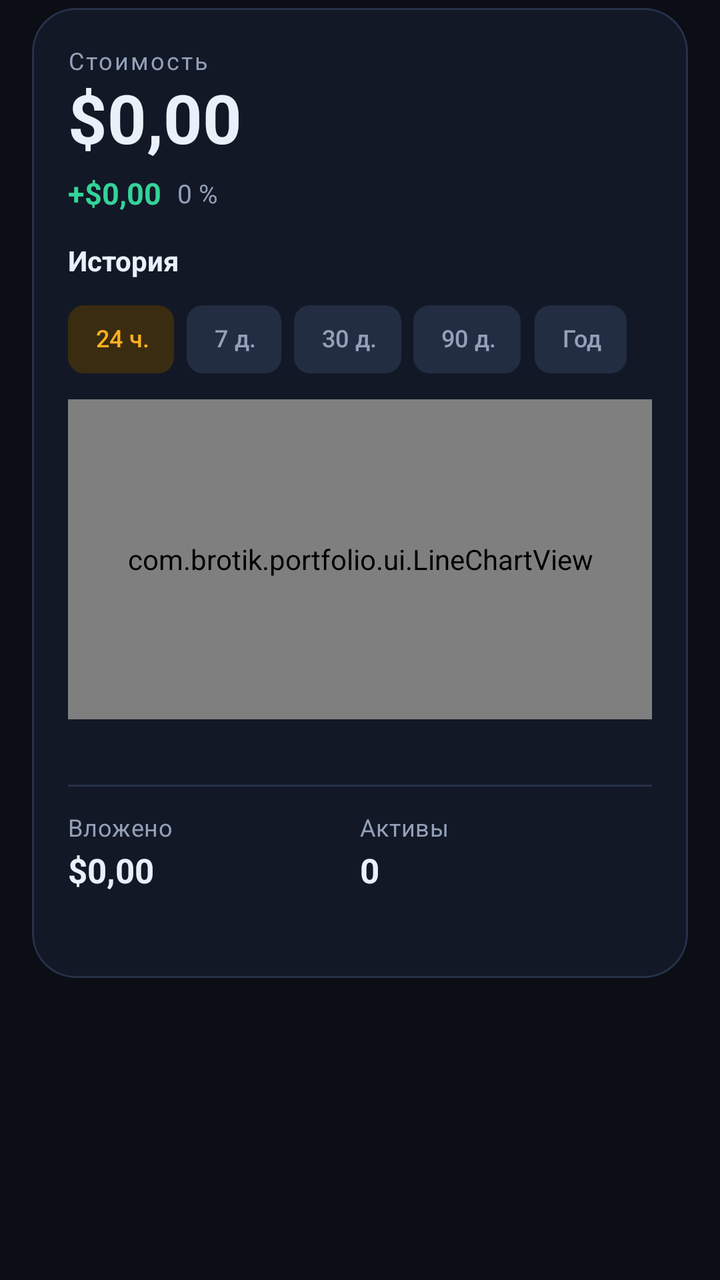
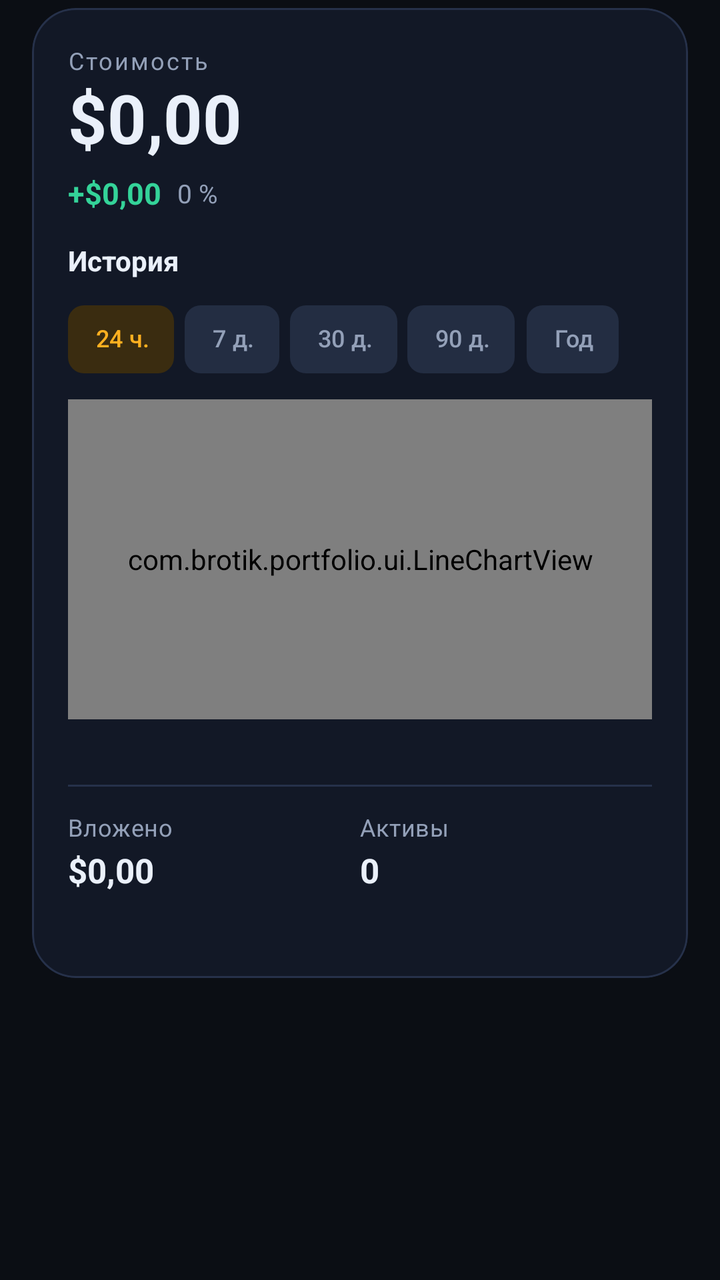

The first picture is an Android layout as it rendered before a commit; the second is the same layout after the commit. The layout source and the unified diff follow.
<!-- AndroidManifest.xml: application theme Theme.Portfolio -->
<!-- res/layout/item_header.xml -->
<?xml version="1.0" encoding="utf-8"?>
<LinearLayout xmlns:android="http://schemas.android.com/apk/res/android"
    xmlns:app="http://schemas.android.com/apk/res-auto"
    android:layout_width="match_parent"
    android:layout_height="wrap_content"
    android:orientation="vertical"
    android:paddingStart="16dp"
    android:paddingEnd="16dp"
    android:paddingTop="4dp"
    android:paddingBottom="8dp">

    <com.google.android.material.card.MaterialCardView
        android:layout_width="match_parent"
        android:layout_height="wrap_content"
        app:cardBackgroundColor="@color/surface"
        app:cardCornerRadius="22dp"
        app:strokeWidth="1dp"
        app:strokeColor="@color/stroke"
        app:cardElevation="0dp">

        <LinearLayout
            android:layout_width="match_parent"
            android:layout_height="wrap_content"
            android:orientation="vertical"
            android:padding="18dp">

            <TextView
                android:layout_width="wrap_content"
                android:layout_height="wrap_content"
                android:text="@string/total_value"
                android:textColor="@color/text_dim"
                android:textSize="12sp"
                android:letterSpacing="0.08" />

            <TextView
                android:id="@+id/totalValue"
                android:layout_width="match_parent"
                android:layout_height="wrap_content"
                android:layout_marginTop="2dp"
                android:text="$0,00"
                android:textColor="@color/text"
                android:textSize="34sp"
                android:textStyle="bold"
                android:includeFontPadding="false" />

            <LinearLayout
                android:layout_width="match_parent"
                android:layout_height="wrap_content"
                android:layout_marginTop="6dp"
                android:orientation="horizontal"
                android:gravity="center_vertical">

                <TextView
                    android:id="@+id/pnlValue"
                    android:layout_width="wrap_content"
                    android:layout_height="wrap_content"
                    android:text="+$0,00"
                    android:textColor="@color/up"
                    android:textSize="15sp"
                    android:textStyle="bold" />

                <TextView
                    android:id="@+id/pnlPct"
                    android:layout_width="wrap_content"
                    android:layout_height="wrap_content"
                    android:layout_marginStart="8dp"
                    android:text="0 %"
                    android:textColor="@color/text_dim"
                    android:textSize="13sp" />
            </LinearLayout>

            <TextView
                android:layout_width="wrap_content"
                android:layout_height="wrap_content"
                android:layout_marginTop="14dp"
                android:text="@string/history_title"
                android:textColor="@color/text"
                android:textSize="14sp"
                android:textStyle="bold" />

            <com.google.android.material.chip.ChipGroup
                android:id="@+id/historyChips"
                android:layout_width="wrap_content"
                android:layout_height="wrap_content"
                android:layout_marginTop="6dp"
                app:singleSelection="true"
                app:selectionRequired="true"
                app:chipSpacingHorizontal="6dp">

                <com.google.android.material.chip.Chip
                    android:id="@+id/chipH24"
                    style="@style/Widget.Portfolio.Chip"
                    android:layout_width="wrap_content"
                    android:layout_height="wrap_content"
                    android:text="@string/history_24h"
                    android:checkable="true"
                    android:checked="true" />

                <com.google.android.material.chip.Chip
                    android:id="@+id/chipD7"
                    style="@style/Widget.Portfolio.Chip"
                    android:layout_width="wrap_content"
                    android:layout_height="wrap_content"
                    android:text="@string/history_7d"
                    android:checkable="true" />

                <com.google.android.material.chip.Chip
                    android:id="@+id/chipD30"
                    style="@style/Widget.Portfolio.Chip"
                    android:layout_width="wrap_content"
                    android:layout_height="wrap_content"
                    android:text="@string/history_30d"
                    android:checkable="true" />

                <com.google.android.material.chip.Chip
                    android:id="@+id/chipD90"
                    style="@style/Widget.Portfolio.Chip"
                    android:layout_width="wrap_content"
                    android:layout_height="wrap_content"
                    android:text="@string/history_90d"
                    android:checkable="true" />

                <com.google.android.material.chip.Chip
                    android:id="@+id/chipYear"
                    style="@style/Widget.Portfolio.Chip"
                    android:layout_width="wrap_content"
                    android:layout_height="wrap_content"
                    android:text="@string/history_1y"
                    android:checkable="true" />
            </com.google.android.material.chip.ChipGroup>

            <com.brotik.portfolio.ui.LineChartView
                android:id="@+id/historyChart"
                android:layout_width="match_parent"
                android:layout_height="160dp"
                android:layout_marginTop="6dp" />

            <TextView
                android:id="@+id/historyHint"
                android:layout_width="match_parent"
                android:layout_height="wrap_content"
                android:layout_marginTop="4dp"
                android:textColor="@color/text_faint"
                android:textSize="11sp" />

            <View
                android:layout_width="match_parent"
                android:layout_height="1dp"
                android:layout_marginTop="14dp"
                android:background="@color/stroke" />

            <LinearLayout
                android:layout_width="match_parent"
                android:layout_height="wrap_content"
                android:layout_marginTop="12dp"
                android:orientation="horizontal">

                <LinearLayout
                    android:layout_width="0dp"
                    android:layout_height="wrap_content"
                    android:layout_weight="1"
                    android:orientation="vertical">

                    <TextView
                        style="@style/Label"
                        android:layout_width="wrap_content"
                        android:layout_height="wrap_content"
                        android:text="@string/invested" />

                    <TextView
                        android:id="@+id/investedValue"
                        android:layout_width="wrap_content"
                        android:layout_height="wrap_content"
                        android:layout_marginTop="2dp"
                        android:text="$0,00"
                        android:textColor="@color/text"
                        android:textSize="17sp"
                        android:textStyle="bold" />
                </LinearLayout>

                <LinearLayout
                    android:layout_width="0dp"
                    android:layout_height="wrap_content"
                    android:layout_weight="1"
                    android:orientation="vertical">

                    <TextView
                        style="@style/Label"
                        android:layout_width="wrap_content"
                        android:layout_height="wrap_content"
                        android:text="@string/assets" />

                    <TextView
                        android:id="@+id/assetsCount"
                        android:layout_width="wrap_content"
                        android:layout_height="wrap_content"
                        android:layout_marginTop="2dp"
                        android:text="0"
                        android:textColor="@color/text"
                        android:textSize="17sp"
                        android:textStyle="bold" />
                </LinearLayout>
            </LinearLayout>

            <TextView
                android:id="@+id/priceUpdated"
                android:layout_width="match_parent"
                android:layout_height="wrap_content"
                android:layout_marginTop="10dp"
                android:textColor="@color/text_faint"
                android:textSize="11sp"
                android:maxLines="1"
                android:ellipsize="end" />
        </LinearLayout>
    </com.google.android.material.card.MaterialCardView>
</LinearLayout>
<!-- resources referenced by this layout -->
<resources>
  <color name="stroke">#26314A</color>
  <color name="surface">#121826</color>
  <color name="text">#EAF0FA</color>
  <color name="text_dim">#93A0B8</color>
  <color name="text_faint">#5F6B82</color>
  <color name="up">#34D399</color>
  <string name="assets">Активы</string>
  <string name="history_1y">Год</string>
  <string name="history_24h">24 ч.</string>
  <string name="history_30d">30 д.</string>
  <string name="history_7d">7 д.</string>
  <string name="history_90d">90 д.</string>
  <string name="history_title">История</string>
  <string name="invested">Вложено</string>
  <string name="total_value">Стоимость</string>
  <style name="Label">
          <item name="android:textSize">12sp</item>
          <item name="android:textColor">@color/text_dim</item>
          <item name="android:letterSpacing">0.02</item>
      </style>
  <style name="Widget.Portfolio.Chip" parent="Widget.Material3.Chip.Filter">
          <item name="chipBackgroundColor">@color/chip_bg</item>
          <item name="android:textColor">@color/chip_text</item>
          <item name="chipStrokeWidth">0dp</item>
          <item name="android:textSize">12sp</item>
          <item name="chipStartPadding">6dp</item>
          <item name="chipEndPadding">6dp</item>
          <item name="chipMinHeight">34dp</item>
          <item name="checkedIconVisible">false</item>
          <item name="checkedIcon">@null</item>
      </style>
  <style name="Theme.Portfolio" parent="Theme.Material3.Dark.NoActionBar">
          <item name="colorPrimary">@color/accent</item>
          <item name="colorOnPrimary">@color/black</item>
          <item name="colorPrimaryContainer">@color/accent_dim</item>
          <item name="colorOnPrimaryContainer">@color/accent</item>
          <item name="colorSecondary">@color/up</item>
          <item name="colorOnSecondary">@color/black</item>
          <item name="colorSecondaryContainer">@color/up_dim</item>
          <item name="colorOnSecondaryContainer">@color/up</item>
          <item name="colorSurface">@color/surface</item>
          <item name="colorOnSurface">@color/text</item>
          <item name="colorOnSurfaceVariant">@color/text_dim</item>
          <item name="colorOutline">@color/stroke</item>
          <item name="colorSurfaceContainer">@color/surface2</item>
          <item name="colorSurfaceContainerHigh">@color/surface3</item>
          <item name="android:colorBackground">@color/bg</item>
          <item name="android:windowBackground">@color/bg</item>
          <item name="android:statusBarColor">@color/bg</item>
          <item name="android:navigationBarColor">@color/bg</item>
          <item name="android:windowLightStatusBar">false</item>
          <item name="android:windowLightNavigationBar">false</item>
          <item name="android:textColorPrimary">@color/text</item>
          <item name="android:textColorSecondary">@color/text_dim</item>
          <item name="android:textColorHint">@color/text_faint</item>
      </style>
  <color name="accent">#FFB020</color>
  <color name="black">#000000</color>
  <color name="accent_dim">#3A2C10</color>
  <color name="up_dim">#123528</color>
  <color name="surface2">#1A2233</color>
  <color name="surface3">#232D42</color>
  <color name="bg">#0B0E14</color>
</resources>

<!-- the commit's change to res/layout/item_header.xml (unified diff, before → after) -->
@@ -80,12 +80,13 @@
 
             <com.google.android.material.chip.ChipGroup
                 android:id="@+id/historyChips"
-                android:layout_width="wrap_content"
+                android:layout_width="match_parent"
                 android:layout_height="wrap_content"
                 android:layout_marginTop="6dp"
+                app:singleLine="true"
                 app:singleSelection="true"
                 app:selectionRequired="true"
-                app:chipSpacingHorizontal="6dp">
+                app:chipSpacingHorizontal="5dp">
 
                 <com.google.android.material.chip.Chip
                     android:id="@+id/chipH24"
